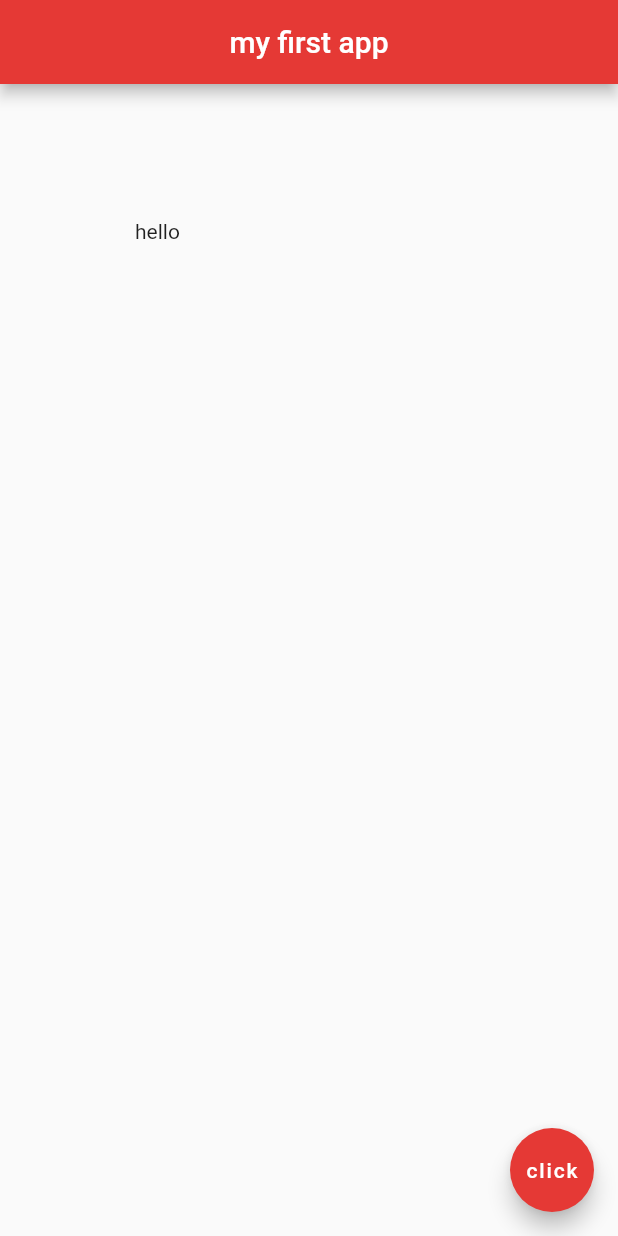
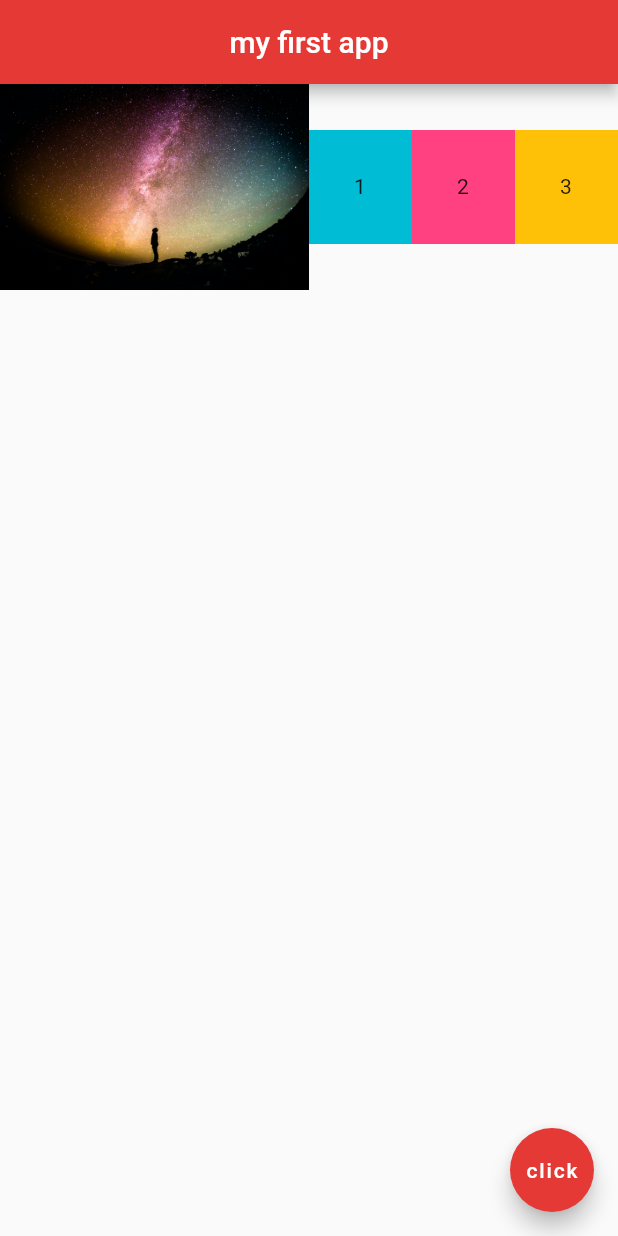
Before and after one commit to realfrancisyan/flutter-demo, a Flutter app: the screen it shows after launch, on a phone screen of 412 x 824 dp. Run offline on Flutter 3.47's test engine with Material 2 defaults, Android fonts, the phone set to English and light mode, and no system bars.

Commit message:
Play around with row and expaned widgets, etc.

```diff
--- a/flutter_app/lib/main.dart
+++ b/flutter_app/lib/main.dart
@@ -15,9 +15,37 @@ class Home extends StatelessWidget {
         centerTitle: true,
         backgroundColor: Colors.red[600],
       ),
-      body: Padding(
-        padding: EdgeInsets.all(90),
-        child: Text('hello'),
+      body: Row(
+        children: <Widget>[
+          Expanded(
+            child: Image.asset('assets/space-2.jpg'),
+            flex: 3,
+          ),
+          Expanded(
+            flex: 1,
+            child: Container(
+              padding: EdgeInsets.all(30),
+              color: Colors.cyan,
+              child: Text('1'),
+            ),
+          ),
+          Expanded(
+            flex: 1,
+            child: Container(
+              padding: EdgeInsets.all(30),
+              color: Colors.pinkAccent,
+              child: Text('2'),
+            ),
+          ),
+          Expanded(
+            flex: 1,
+            child: Container(
+              padding: EdgeInsets.all(30),
+              color: Colors.amber,
+              child: Text('3'),
+            ),
+          ),
+        ],
       ),
       floatingActionButton: FloatingActionButton(
         onPressed: () {},
```
